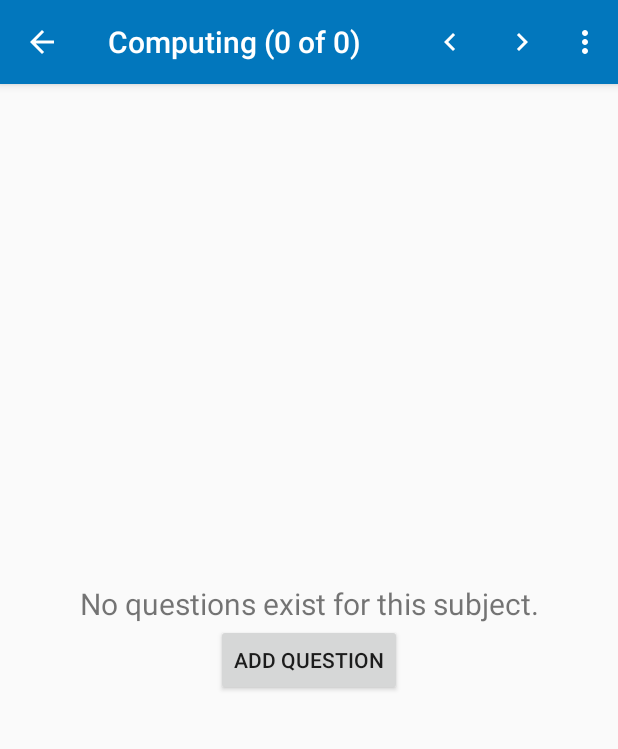
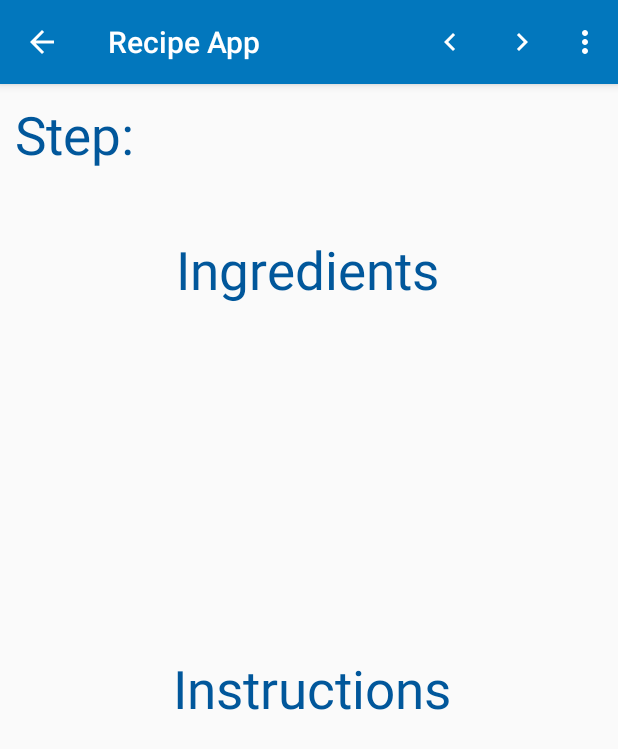
Before and after one commit to KromerSifter1997/Recipe-App, an Android app: the screen it shows after launch (QuestionActivity), after a tap on "Computing", on a phone screen of 412 x 824 dp. Shown: the top 749 px of the screen. Run offline under Robolectric (Android 15) with nearby library versions, the phone set to English and light mode, and no system bars.

Commit message:
Improvements, still needs more adjustments

```diff
--- a/app/src/main/java/com/zybooks/studyhelper/QuestionActivity.java
+++ b/app/src/main/java/com/zybooks/studyhelper/QuestionActivity.java
@@ -7,11 +7,10 @@ import android.view.MenuInflater;
 import android.view.MenuItem;
 import android.view.View;
 import android.view.ViewGroup;
-import android.widget.Button;
 import android.widget.TextView;
 import androidx.annotation.NonNull;
 import androidx.appcompat.app.AppCompatActivity;
-import com.zybooks.studyhelper.model.Question;
+import com.zybooks.studyhelper.model.Recipe;
 import com.zybooks.studyhelper.model.Subject;
 import com.zybooks.studyhelper.viewmodel.QuestionListViewModel;
 import java.util.List;
@@ -23,7 +22,7 @@ public class QuestionActivity extends AppCompatActivity {
 
     private QuestionListViewModel mQuestionListViewModel;
     private Subject mSubject;
-    private List<Question> mQuestionList;
+    private List<Recipe> mRecipeList;
     private TextView mAnswerLabelTextView;
     private TextView mAnswerTextView;
     private TextView mQuestionTextView;
@@ -31,13 +30,13 @@ public class QuestionActivity extends AppCompatActivity {
     private TextView mInstructionLabelTextView;
     private TextView mInstructionTextView;
     private ViewGroup mShowQuestionLayout;
-    private ViewGroup mNoQuestionLayout;
+//    private ViewGroup mNoQuestionLayout;
     private int mCurrentQuestionIndex = 0;
 
     @Override
     protected void onCreate(Bundle savedInstanceState) {
         super.onCreate(savedInstanceState);
-        setContentView(R.layout.activity_question);
+        setContentView(R.layout.activity_instruction);
 
         mQuestionTextView = findViewById(R.id.question_text_view);
         mAnswerLabelTextView = findViewById(R.id.answer_label_text_view);
@@ -45,10 +44,8 @@ public class QuestionActivity extends AppCompatActivity {
         mInstructionLabelTextView = findViewById(R.id.instruction_label_text_view);
         mInstructionTextView = findViewById(R.id.instruction_text_view);
         mShowQuestionLayout = findViewById(R.id.show_question_layout);
-        mNoQuestionLayout = findViewById(R.id.no_question_layout);
 
-        // Add click callbacks
-        findViewById(R.id.add_question_button).setOnClickListener(view -> addQuestion());
+
 
         // SubjectActivity should provide the subject ID and text
         Intent intent = getIntent();
@@ -59,21 +56,16 @@ public class QuestionActivity extends AppCompatActivity {
 
         // Get all questions for this subject
         mQuestionListViewModel = new QuestionListViewModel(getApplication());
-        mQuestionList = mQuestionListViewModel.getQuestions(subjectId);
+        mRecipeList = mQuestionListViewModel.getQuestions(subjectId);
 
         // Display question
         updateUI();
     }
 
     private void updateUI() {
-        showQuestion(mCurrentQuestionIndex);
+        showRecipe(mCurrentQuestionIndex);
+        mShowQuestionLayout.setVisibility(View.VISIBLE);
 
-        if (mQuestionList.isEmpty()) {
-            updateAppBarTitle();
-            displayQuestion(false);
-        } else {
-            displayQuestion(true);
-        }
     }
 
     @Override
@@ -87,78 +79,55 @@ public class QuestionActivity extends AppCompatActivity {
     public boolean onOptionsItemSelected(@NonNull MenuItem item) {
         //  Determine which app bar item was chosen
         if (item.getItemId() == R.id.previous) {
-            showQuestion(mCurrentQuestionIndex - 1);
+            showRecipe(mCurrentQuestionIndex - 1);
             return true;
         }
         else if (item.getItemId() == R.id.next) {
-            showQuestion(mCurrentQuestionIndex + 1);
+            showRecipe(mCurrentQuestionIndex + 1);
             return true;
         }
         else if (item.getItemId() == R.id.add) {
-            addQuestion();
+            addToFavorites();
             return true;
         }
-        else if (item.getItemId() == R.id.edit) {
-            editQuestion();
-            return true;
-        }
-        else if (item.getItemId() == R.id.delete) {
-            deleteQuestion();
-            return true;
-        }
+
 
         return super.onOptionsItemSelected(item);
     }
 
-    private void displayQuestion(boolean display) {
-        if (display) {
-            mShowQuestionLayout.setVisibility(View.VISIBLE);
-            mNoQuestionLayout.setVisibility(View.GONE);
-        }
-        else {
-            mShowQuestionLayout.setVisibility(View.GONE);
-            mNoQuestionLayout.setVisibility(View.VISIBLE);
-        }
-    }
+
 
     private void updateAppBarTitle() {
 
-        // Display subject and number of questions in app bar
+        // displays the steps of the recipe
         String title = getResources().getString(R.string.question_number,
-                mSubject.getText(), mCurrentQuestionIndex + 1, mQuestionList.size());
+                mSubject.getText(), mCurrentQuestionIndex + 1,  mRecipeList.size());
         setTitle(title);
     }
 
-    private void addQuestion() {
-        // TODO: Add question
+    private void addToFavorites() {
+        //This is where the favorites list has a recipe added
     }
 
-    private void editQuestion() {
-        // TODO: Edit question
-    }
 
-    private void deleteQuestion() {
-        // TODO: Delete question
-    }
-
-    private void showQuestion(int questionIndex) {
+    private void showRecipe(int questionIndex) {
 
         // Show question at the given index
-        if (mQuestionList.size() > 0) {
+        if (mRecipeList.size() > 0) {
             if (questionIndex < 0) {
-                questionIndex = mQuestionList.size() - 1;
+                questionIndex = mRecipeList.size() - 1;
             }
-            else if (questionIndex >= mQuestionList.size()) {
+            else if (questionIndex >= mRecipeList.size()) {
                 questionIndex = 0;
             }
 
             mCurrentQuestionIndex = questionIndex;
             updateAppBarTitle();
 
-            Question question = mQuestionList.get(mCurrentQuestionIndex);
-            mQuestionTextView.setText(question.getText());
-            mAnswerTextView.setText(question.getAnswer());
-            mInstructionTextView.setText(question.getInstructions());
+            Recipe recipe = mRecipeList.get(mCurrentQuestionIndex);
+            mQuestionTextView.setText(recipe.getText());
+            mAnswerTextView.setText(recipe.getAnswer());
+            mInstructionTextView.setText(recipe.getInstructions());
         }
         else {
             // No questions yet
--- a/app/src/main/java/com/zybooks/studyhelper/SubjectActivity.java
+++ b/app/src/main/java/com/zybooks/studyhelper/SubjectActivity.java
@@ -6,7 +6,7 @@ import android.view.LayoutInflater;
 import android.view.View;
 import android.view.ViewGroup;
 import android.widget.TextView;
-import android.widget.Toast;
+
 import androidx.annotation.NonNull;
 import androidx.appcompat.app.AppCompatActivity;
 import androidx.recyclerview.widget.GridLayoutManager;
@@ -26,13 +26,13 @@ public class SubjectActivity extends AppCompatActivity
     @Override
     protected void onCreate(Bundle savedInstanceState) {
         super.onCreate(savedInstanceState);
-        setContentView(R.layout.activity_subject);
+        setContentView(R.layout.activity_recipe);
 
         mSubjectListViewModel = new SubjectListViewModel(getApplication());
 
         mSubjectColors = getResources().getIntArray(R.array.subjectColors);
 
-        findViewById(R.id.add_subject_button).setOnClickListener(view -> addSubjectClick());
+//        findViewById(R.id.add_subject_button).setOnClickListener(view -> addSubjectClick());
 
         // Create 2 grid layout columns
         mRecyclerView = findViewById(R.id.subject_recycler_view);
@@ -49,16 +49,18 @@ public class SubjectActivity extends AppCompatActivity
         mRecyclerView.setAdapter(mSubjectAdapter);
     }
 
-    @Override
-    public void onSubjectEntered(String subjectText) {
-        if (subjectText.length() > 0) {
-            Subject subject = new Subject(subjectText);
-            mSubjectListViewModel.addSubject(subject);
-            updateUI(mSubjectListViewModel.getSubjects());
+    //going to reuse this to instead let the player know when a recipe is added to favorites
 
-            Toast.makeText(this, "Added " + subjectText, Toast.LENGTH_SHORT).show();
-        }
-    }
+//    @Override
+//    public void onSubjectEntered(String subjectText) {
+//        if (subjectText.length() > 0) {
+//            Subject subject = new Subject(subjectText);
+//
+//            updateUI(mSubjectListViewModel.getSubjects());
+//
+//            Toast.makeText(this, "Added " + subjectText + "to favorites", Toast.LENGTH_SHORT).show();
+//        }
+//    }
 
     private void addSubjectClick() {
         SubjectDialogFragment dialog = new SubjectDialogFragment();
--- a/app/src/main/java/com/zybooks/studyhelper/model/Question.java
+++ b/app/src/main/java/com/zybooks/studyhelper/model/Recipe.java
@@ -1,6 +1,6 @@
 package com.zybooks.studyhelper.model;
 
-public class Question {
+public class Recipe {
 
     private long mId;
     private String mText;
--- a/app/src/main/java/com/zybooks/studyhelper/repo/StudyRepository.java
+++ b/app/src/main/java/com/zybooks/studyhelper/repo/StudyRepository.java
@@ -1,7 +1,7 @@
 package com.zybooks.studyhelper.repo;
 
 import android.content.Context;
-import com.zybooks.studyhelper.model.Question;
+import com.zybooks.studyhelper.model.Recipe;
 import com.zybooks.studyhelper.model.Subject;
 import java.util.ArrayList;
 import java.util.HashMap;
@@ -11,7 +11,7 @@ public class StudyRepository {
 
     private static StudyRepository mStudyRepo;
     private final List<Subject> mSubjectList;
-    private final HashMap<Long, List<Question>> mQuestionMap;
+    private final HashMap<Long, List<Recipe>> mQuestionMap;
 
     public static StudyRepository getInstance(Context context) {
         if (mStudyRepo == null) {
@@ -34,25 +34,44 @@ public class StudyRepository {
         subject.setId(1);
         addSubject(subject);
 
-        Question question = new Question();
-        question.setId(1);
-        question.setText("Spaghetti");
-        question.setAnswer("1lb of Angelhair pasta \n 2 cups water \n 8 oz of canned tomato sauce");
-        question.setInstructions("Boil it you fucking moron");
-        question.setSubjectId(1);
-        addQuestion(question);
+//        Steps for Spaghetti
+        Recipe recipe = new Recipe();
+        recipe.setId(1);
+        recipe.setText("Sauce");
+        recipe.setAnswer("4 Roma tomatoes \n\n 1/2 clove of garlic \n\n 1 tablespoon of oregano");
+        recipe.setInstructions("slice the skin of the tomato in a \"X\" pattern \n\n boil them for 1 minute \n\n peel then dice tomato flesh\n\n Sautee with seasonings for 3 minutes ");
+        recipe.setSubjectId(1);
+        addQuestion(recipe);
 
+        recipe = new Recipe();
+        recipe.setId(2);
+        recipe.setText("Pasta");
+        recipe.setAnswer("2 cups of water\n\nSalt\n\n1/2 - 1 pound dry spaghetti");
+        recipe.setInstructions("pour 2 cups of water into large pot\n\n Throw a pinch of salt into water\n\n Heat water until boil\n\n Place pasta into water, boil for 4 minutes or until Al Dente \n\n Serve and enjoy!");
+        recipe.setSubjectId(1);
+        addQuestion(recipe);
+
+        recipe = new Recipe();
+        recipe.setId(2);
+        recipe.setText("Serving");
+        recipe.setAnswer("Quarter Oz tomato sauce\n\nHalf pound spaghetti\n\nSalt & pepper (if desired)");
+        recipe.setInstructions("Place pasta into bowl or place\n\nPour sauce over pasta\n\nAdd salt and pepper if desired");
+        recipe.setSubjectId(1);
+        addQuestion(recipe);
+
+
+// ///////////////////////////////////////////////////////////////
 
         subject = new Subject("History");
         subject.setId(2);
         addSubject(subject);
 
-        question = new Question();
-        question.setId(3);
-        question.setText("On what date was the U.S. Declaration of Independence adopted?");
-        question.setAnswer("July 4, 1776");
-        question.setSubjectId(2);
-        addQuestion(question);
+        recipe = new Recipe();
+        recipe.setId(3);
+        recipe.setText("On what date was the U.S. Declaration of Independence adopted?");
+        recipe.setAnswer("July 4, 1776");
+        recipe.setSubjectId(2);
+        addQuestion(recipe);
 
         subject = new Subject("Computing");
         subject.setId(3);
@@ -61,8 +80,8 @@ public class StudyRepository {
 
     public void addSubject(Subject subject) {
         mSubjectList.add(subject);
-        List<Question> questionList = new ArrayList<>();
-        mQuestionMap.put(subject.getId(), questionList);
+        List<Recipe> recipeList = new ArrayList<>();
+        mQuestionMap.put(subject.getId(), recipeList);
     }
 
     public Subject getSubject(long subjectId) {
@@ -79,14 +98,14 @@ public class StudyRepository {
         return mSubjectList;
     }
 
-    public void addQuestion(Question question) {
-        List<Question> questionList = mQuestionMap.get(question.getSubjectId());
-        if (questionList != null) {
-            questionList.add(question);
+    public void addQuestion(Recipe recipe) {
+        List<Recipe> recipeList = mQuestionMap.get(recipe.getSubjectId());
+        if (recipeList != null) {
+            recipeList.add(recipe);
         }
     }
 
-    public List<Question> getQuestions(long subjectId) {
+    public List<Recipe> getQuestions(long subjectId) {
         return mQuestionMap.get(subjectId);
     }
 }
--- a/app/src/main/java/com/zybooks/studyhelper/viewmodel/QuestionListViewModel.java
+++ b/app/src/main/java/com/zybooks/studyhelper/viewmodel/QuestionListViewModel.java
@@ -1,7 +1,7 @@
 package com.zybooks.studyhelper.viewmodel;
 
 import android.app.Application;
-import com.zybooks.studyhelper.model.Question;
+import com.zybooks.studyhelper.model.Recipe;
 import com.zybooks.studyhelper.repo.StudyRepository;
 import java.util.List;
 
@@ -13,7 +13,7 @@ public class QuestionListViewModel {
         studyRepo = StudyRepository.getInstance(application.getApplicationContext());
     }
 
-    public List<Question> getQuestions(long subjectId) {
+    public List<Recipe> getQuestions(long subjectId) {
         return studyRepo.getQuestions(subjectId);
     }
 }
--- a/app/src/main/java/com/zybooks/studyhelper/viewmodel/SubjectListViewModel.java
+++ b/app/src/main/java/com/zybooks/studyhelper/viewmodel/SubjectListViewModel.java
@@ -17,7 +17,4 @@ public class SubjectListViewModel {
         return studyRepo.getSubjects();
     }
 
-    public void addSubject(Subject subject) {
-        studyRepo.addSubject(subject);
-    }
 }
--- a/app/src/main/res/layout/activity_question.xml
+++ b/app/src/main/res/layout/activity_instruction.xml
@@ -13,25 +13,8 @@
         android:visibility="gone"
         tools:context="com.zybooks.studyhelper.QuestionActivity">
 
-        <TextView
-            android:id="@+id/no_question_label_text_view"
-            android:layout_width="wrap_content"
-            android:layout_height="wrap_content"
-            android:text="@string/no_questions"
-            android:textSize="20sp"
-            app:layout_constraintLeft_toLeftOf="parent"
-            app:layout_constraintRight_toRightOf="parent"
-            app:layout_constraintBottom_toTopOf="@id/add_question_button" />
 
-        <Button
-            android:id="@+id/add_question_button"
-            android:layout_width="wrap_content"
-            android:layout_height="wrap_content"
-            android:text="@string/add_question"
-            app:layout_constraintLeft_toLeftOf="parent"
-            app:layout_constraintRight_toRightOf="parent"
-            app:layout_constraintTop_toTopOf="parent"
-            app:layout_constraintBottom_toBottomOf="parent"/>
+
 
     </androidx.constraintlayout.widget.ConstraintLayout>
 
@@ -53,44 +36,44 @@
 
         <TextView
             android:id="@+id/question_text_view"
-            android:layout_width="206dp"
-            android:layout_height="66dp"
-            android:layout_marginTop="14dp"
+            android:layout_width="280dp"
+            android:layout_height="41dp"
+            android:layout_marginTop="5dp"
             android:layout_marginEnd="5dp"
             android:textSize="30sp"
             app:layout_constraintEnd_toEndOf="parent"
+            app:layout_constraintHorizontal_bias="0.108"
             app:layout_constraintStart_toEndOf="@+id/question_label_text_view"
             app:layout_constraintTop_toTopOf="parent"
-            tools:text="question" />
+            tools:text="recipe" />
 
         <TextView
             android:id="@+id/answer_label_text_view"
             style="@style/QALabel"
             android:layout_width="wrap_content"
             android:layout_height="wrap_content"
-            android:layout_marginStart="43dp"
-            android:layout_marginTop="28dp"
-            android:layout_marginEnd="49dp"
-            android:layout_marginBottom="10dp"
+            android:layout_marginStart="119dp"
+            android:layout_marginTop="10dp"
+            android:layout_marginEnd="122dp"
             android:text="@string/IngredientLabel"
             app:layout_constraintBottom_toTopOf="@+id/answer_text_view"
             app:layout_constraintEnd_toEndOf="parent"
             app:layout_constraintStart_toStartOf="parent"
-            app:layout_constraintTop_toBottomOf="@+id/question_label_text_view" />
+            app:layout_constraintTop_toBottomOf="@+id/question_text_view" />
 
         <TextView
             android:id="@+id/instruction_label_text_view"
             style="@style/QALabel"
             android:layout_width="wrap_content"
-            android:layout_height="wrap_content"
+            android:layout_height="40dp"
             android:layout_marginStart="43dp"
-            android:layout_marginTop="15dp"
+            android:layout_marginTop="5dp"
             android:layout_marginEnd="49dp"
             android:layout_marginBottom="305dp"
             android:text="@string/InstructionLabel"
             app:layout_constraintBottom_toBottomOf="parent"
             app:layout_constraintEnd_toEndOf="parent"
-            app:layout_constraintHorizontal_bias="0.548"
+            app:layout_constraintHorizontal_bias="0.542"
             app:layout_constraintStart_toStartOf="parent"
             app:layout_constraintTop_toBottomOf="@+id/answer_text_view"
             app:layout_constraintVertical_bias="0.0" />
@@ -100,25 +83,23 @@
             android:layout_width="380dp"
             android:layout_height="150dp"
             android:layout_marginStart="6dp"
-            android:layout_marginTop="20dp"
-            android:layout_marginEnd="5dp"
-            android:textSize="30sp"
-            app:layout_constraintBottom_toBottomOf="parent"
+            android:layout_marginEnd="6dp"
+            android:layout_marginBottom="10dp"
+            android:textSize="25sp"
+            app:layout_constraintBottom_toTopOf="@+id/instruction_label_text_view"
             app:layout_constraintEnd_toEndOf="parent"
             app:layout_constraintStart_toStartOf="parent"
-            app:layout_constraintTop_toTopOf="@id/answer_label_text_view"
-            app:layout_constraintVertical_bias="0.156"
+            app:layout_constraintTop_toBottomOf="@+id/answer_label_text_view"
             tools:text="answer" />
 
         <TextView
             android:id="@+id/instruction_text_view"
-            android:layout_width="377dp"
-            android:layout_height="232dp"
+            android:layout_width="380dp"
+            android:layout_height="326dp"
             android:layout_marginStart="6dp"
-            android:layout_marginTop="13dp"
             android:layout_marginEnd="6dp"
             android:layout_marginBottom="25dp"
-            android:textSize="30sp"
+            android:textSize="25sp"
             app:layout_constraintBottom_toBottomOf="parent"
             app:layout_constraintEnd_toEndOf="parent"
             app:layout_constraintHorizontal_bias="1.0"
--- a/app/src/main/res/menu/question_menu.xml
+++ b/app/src/main/res/menu/question_menu.xml
@@ -15,12 +15,4 @@
     <item android:id="@+id/add"
         android:title="@string/add"
         app:showAsAction="never"/>
-
-    <item android:id="@+id/edit"
-        android:title="@string/edit"
-        app:showAsAction="never"/>
-
-    <item android:id="@+id/delete"
-        android:title="@string/delete"
-        app:showAsAction="never"/>
 </menu>
--- a/app/src/main/res/values/strings.xml
+++ b/app/src/main/res/values/strings.xml
@@ -1,33 +1,12 @@
 <?xml version="1.0" encoding="utf-8"?>
 <resources>
-    <string name="app_name">Study Helper</string>
-    <string name="RecipeLabel">Recipe</string>
-    <string name="question_hint">Question</string>
+    <string name="app_name">Recipe App</string>
+    <string name="RecipeLabel">Step:</string>
     <string name="IngredientLabel">Ingredients</string>
     <string name="InstructionLabel">Instructions</string>
-    <string name="answer_hint">Answer</string>
-    <string name="show_answer">Show Answer</string>
-    <string name="hide_answer">Hide Answer</string>
     <string name="previous">Previous</string>
     <string name="next">Next</string>
-    <string name="add">Add</string>
-    <string name="delete">Delete</string>
-    <string name="edit">Edit</string>
-    <string name="update">Update</string>
-    <string name="save_question">Save Question</string>
-    <string name="add_subject">Add Subject</string>
-    <string name="question_deleted">Question deleted.</string>
-    <string name="question_added">Question added.</string>
-    <string name="question_updated">Question updated.</string>
-    <string name="create">Create</string>
-    <string name="subject">New subject?</string>
+    <string name="add">Favorite</string>
     <string name="cancel">Cancel</string>
-    <string name="edit_question">Edit Question</string>
-    <string name="add_question">Add Question</string>
-    <string name="no_questions">No questions exist for this subject.</string>
-    <string name="subject_exists">The subject "%1$s" already exists.</string>
-    <string name="question_number">%1$s (%2$d of %3$d)</string>
-    <string name="import_questions">Import</string>
-    <string name="select_subject">Select a subject:</string>
-    <string name="undo">Undo</string>
+    <string name="question_number">(Step %2$d of %3$d)</string>
 </resources>
--- a/app/src/main/res/values/themes.xml
+++ b/app/src/main/res/values/themes.xml
@@ -12,13 +12,13 @@
     </style>
 
     <style name="QALabel">
-        <item name="android:textSize">45sp</item>
+        <item name="android:textSize">35sp</item>
         <item name="android:textColor">@color/blue_900</item>
     </style>
 
     <style name="QAEditText">
         <item name="android:gravity">top</item>
-        <item name="android:textSize">30sp</item>
+        <item name="android:textSize">10sp</item>
         <item name="android:layout_marginTop">20dp</item>
         <item name="android:layout_marginBottom">20dp</item>
         <item name="android:layout_marginLeft">20dp</item>
```
Also changed, not shown: app/src/main/java/com/zybooks/studyhelper/SubjectDialogFragment.java (+10 -8 lines), app/src/main/res/layout/activity_recipe.xml (renamed from app/src/main/res/layout/activity_subject.xml, +11 -8 lines).
